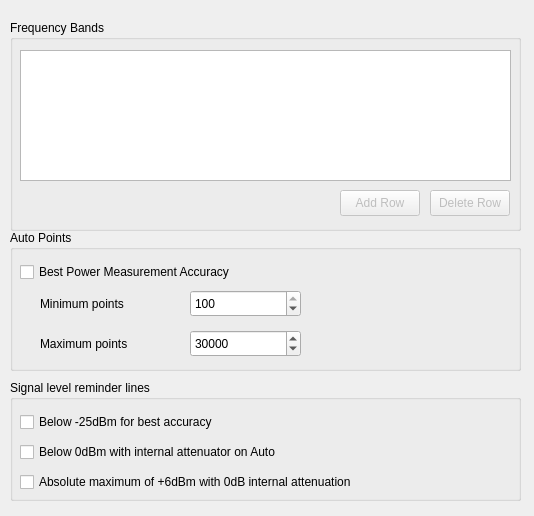
Old version of the form preferences.ui in the repository g4ixt/QtTinySA.
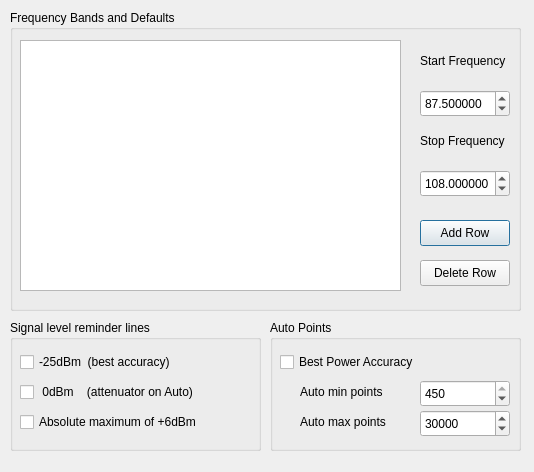
New version of the form.

Patch:
```diff
--- a/preferences.ui
+++ b/preferences.ui
@@ -7,7 +7,7 @@
     <x>0</x>
     <y>0</y>
     <width>534</width>
-    <height>516</height>
+    <height>472</height>
    </rect>
   </property>
   <property name="windowTitle">
@@ -16,10 +16,10 @@
   <widget class="QGroupBox" name="groupBox">
    <property name="geometry">
     <rect>
-     <x>10</x>
-     <y>230</y>
-     <width>511</width>
-     <height>141</height>
+     <x>270</x>
+     <y>320</y>
+     <width>251</width>
+     <height>131</height>
     </rect>
    </property>
    <property name="sizePolicy">
@@ -34,33 +34,33 @@
    <widget class="QSpinBox" name="minPoints">
     <property name="geometry">
      <rect>
-      <x>180</x>
+      <x>150</x>
       <y>60</y>
-      <width>111</width>
+      <width>90</width>
       <height>27</height>
      </rect>
     </property>
     <property name="minimum">
-     <number>1</number>
+     <number>25</number>
     </property>
     <property name="maximum">
-     <number>100</number>
+     <number>450</number>
     </property>
     <property name="value">
-     <number>100</number>
+     <number>450</number>
     </property>
    </widget>
    <widget class="QSpinBox" name="maxPoints">
     <property name="geometry">
      <rect>
-      <x>180</x>
-      <y>100</y>
-      <width>111</width>
+      <x>150</x>
+      <y>90</y>
+      <width>90</width>
       <height>27</height>
      </rect>
     </property>
     <property name="minimum">
-     <number>1</number>
+     <number>25</number>
     </property>
     <property name="maximum">
      <number>100000</number>
@@ -74,25 +74,25 @@
      <rect>
       <x>30</x>
       <y>60</y>
-      <width>121</width>
-      <height>27</height>
+      <width>111</width>
+      <height>24</height>
      </rect>
     </property>
     <property name="text">
-     <string>Minimum points</string>
+     <string>Auto min points</string>
     </property>
    </widget>
    <widget class="QLabel" name="label_4">
     <property name="geometry">
      <rect>
       <x>30</x>
-      <y>100</y>
-      <width>121</width>
-      <height>27</height>
+      <y>90</y>
+      <width>111</width>
+      <height>24</height>
      </rect>
     </property>
     <property name="text">
-     <string>Maximum points</string>
+     <string>Auto max points</string>
     </property>
    </widget>
    <widget class="QCheckBox" name="bestPoints">
@@ -100,12 +100,15 @@
      <rect>
       <x>10</x>
       <y>30</y>
-      <width>261</width>
+      <width>161</width>
       <height>24</height>
      </rect>
     </property>
+    <property name="layoutDirection">
+     <enum>Qt::LeftToRight</enum>
+    </property>
     <property name="text">
-     <string>Best Power Measurement Accuracy</string>
+     <string>Best Power Accuracy</string>
     </property>
    </widget>
   </widget>
@@ -113,9 +116,9 @@
    <property name="geometry">
     <rect>
      <x>10</x>
-     <y>380</y>
-     <width>511</width>
-     <height>121</height>
+     <y>320</y>
+     <width>251</width>
+     <height>131</height>
     </rect>
    </property>
    <property name="sizePolicy">
@@ -132,12 +135,12 @@
      <rect>
       <x>10</x>
       <y>30</y>
-      <width>321</width>
+      <width>221</width>
       <height>24</height>
      </rect>
     </property>
     <property name="text">
-     <string>Below -25dBm for best accuracy</string>
+     <string>-25dBm  (best accuracy)</string>
     </property>
     <property name="checked">
      <bool>false</bool>
@@ -148,12 +151,12 @@
      <rect>
       <x>10</x>
       <y>60</y>
-      <width>441</width>
+      <width>221</width>
       <height>24</height>
      </rect>
     </property>
     <property name="text">
-     <string>Below 0dBm with internal attenuator on Auto</string>
+     <string> 0dBm    (attenuator on Auto)</string>
     </property>
     <property name="checked">
      <bool>false</bool>
@@ -164,12 +167,12 @@
      <rect>
       <x>10</x>
       <y>90</y>
-      <width>471</width>
+      <width>221</width>
       <height>24</height>
      </rect>
     </property>
     <property name="text">
-     <string>Absolute maximum of +6dBm with 0dB internal attenuation</string>
+     <string>Absolute maximum of +6dBm</string>
     </property>
     <property name="checked">
      <bool>false</bool>
@@ -180,21 +183,21 @@
    <property name="geometry">
     <rect>
      <x>10</x>
-     <y>20</y>
+     <y>10</y>
      <width>511</width>
-     <height>211</height>
+     <height>301</height>
     </rect>
    </property>
    <property name="title">
-    <string>Frequency Bands</string>
+    <string>Frequency Bands and Defaults   </string>
    </property>
    <widget class="QTableView" name="freqBands">
     <property name="geometry">
      <rect>
       <x>10</x>
       <y>30</y>
-      <width>491</width>
-      <height>131</height>
+      <width>381</width>
+      <height>251</height>
      </rect>
     </property>
     <property name="sizePolicy">
@@ -206,13 +209,13 @@
    </widget>
    <widget class="QPushButton" name="addRow">
     <property name="enabled">
-     <bool>false</bool>
+     <bool>true</bool>
     </property>
     <property name="geometry">
      <rect>
-      <x>330</x>
-      <y>170</y>
-      <width>80</width>
+      <x>410</x>
+      <y>210</y>
+      <width>90</width>
       <height>26</height>
      </rect>
     </property>
@@ -222,13 +225,13 @@
    </widget>
    <widget class="QPushButton" name="deleteRow">
     <property name="enabled">
-     <bool>false</bool>
+     <bool>true</bool>
     </property>
     <property name="geometry">
      <rect>
-      <x>420</x>
-      <y>170</y>
-      <width>80</width>
+      <x>410</x>
+      <y>250</y>
+      <width>90</width>
       <height>26</height>
      </rect>
     </property>
@@ -236,6 +239,82 @@
      <string>Delete Row</string>
     </property>
    </widget>
+   <widget class="QDoubleSpinBox" name="defaultStop">
+    <property name="geometry">
+     <rect>
+      <x>410</x>
+      <y>160</y>
+      <width>90</width>
+      <height>27</height>
+     </rect>
+    </property>
+    <property name="decimals">
+     <number>6</number>
+    </property>
+    <property name="minimum">
+     <double>0.100000000000000</double>
+    </property>
+    <property name="maximum">
+     <double>6000.000000000000000</double>
+    </property>
+    <property name="value">
+     <double>108.000000000000000</double>
+    </property>
+   </widget>
+   <widget class="QDoubleSpinBox" name="defaultStart">
+    <property name="geometry">
+     <rect>
+      <x>410</x>
+      <y>80</y>
+      <width>90</width>
+      <height>27</height>
+     </rect>
+    </property>
+    <property name="decimals">
+     <number>6</number>
+    </property>
+    <property name="minimum">
+     <double>0.100000000000000</double>
+    </property>
+    <property name="maximum">
+     <double>6000.000000000000000</double>
+    </property>
+    <property name="value">
+     <double>87.500000000000000</double>
+    </property>
+   </widget>
+   <widget class="QLabel" name="label">
+    <property name="geometry">
+     <rect>
+      <x>410</x>
+      <y>30</y>
+      <width>91</width>
+      <height>41</height>
+     </rect>
+    </property>
+    <property name="text">
+     <string>Start Frequency</string>
+    </property>
+    <property name="wordWrap">
+     <bool>true</bool>
+    </property>
+   </widget>
+   <widget class="QLabel" name="label_2">
+    <property name="geometry">
+     <rect>
+      <x>410</x>
+      <y>110</y>
+      <width>91</width>
+      <height>41</height>
+     </rect>
+    </property>
+    <property name="text">
+     <string>Stop Frequency</string>
+    </property>
+    <property name="wordWrap">
+     <bool>true</bool>
+    </property>
+   </widget>
   </widget>
  </widget>
  <resources/>
```
Left out of the diff: 6 changed lines with no effect on the pictures.
